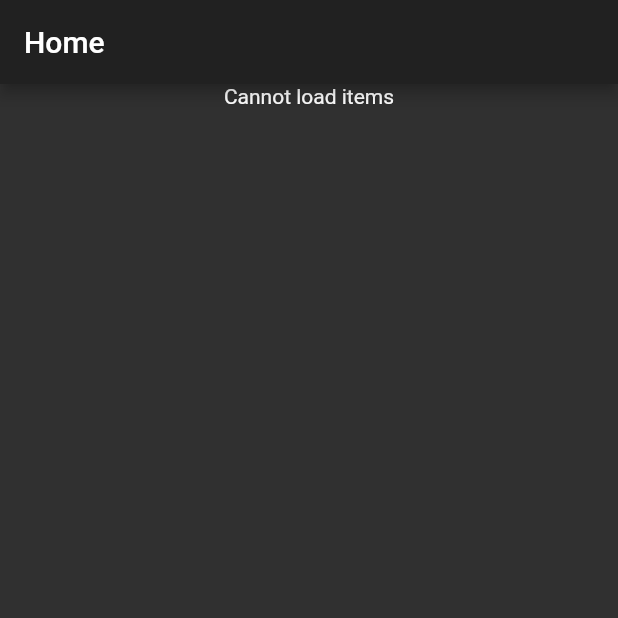
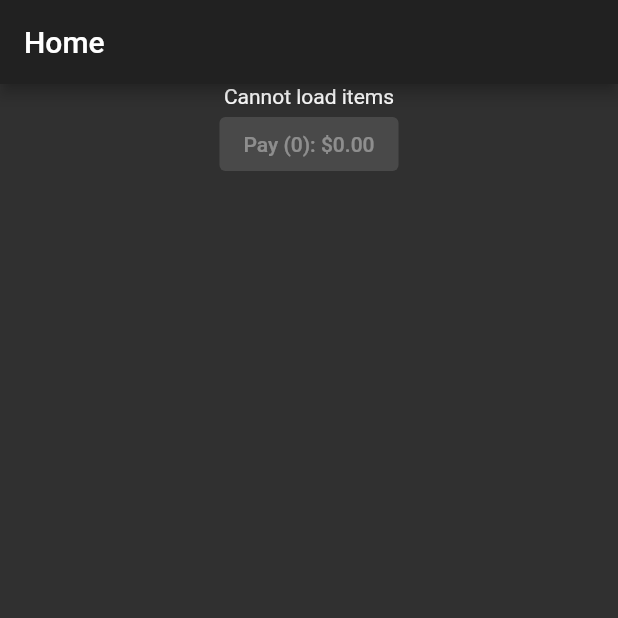
Before and after one commit to liraymond04/orders-app, a Flutter app: the screen it shows after launch, on a phone screen of 412 x 824 dp, the top half of it. Run offline on Flutter 3.47's test engine with Material 2 defaults, Android fonts, the light colour scheme and no system bars; our stand-ins replace cloud_firestore, firebase_core; accounts and stored records are empty.

Commit message:
Implemented payment button and screen

```diff
--- /dev/null
+++ b/lib/models/cart.dart
@@ -0,0 +1,34 @@
+import 'dart:collection';
+
+import 'package:flutter/cupertino.dart';
+import 'package:orders_app/models/item.dart';
+
+class Cart extends ChangeNotifier {
+  final List<Item> _items = [];
+
+  UnmodifiableListView<Item> get items => UnmodifiableListView(_items);
+
+  num get totalPrice {
+    num value = 0;
+    _items.forEach((item) {
+      value += item.price;
+    });
+    return value;
+  }
+
+  int get totalItems {
+    return _items.length;
+  }
+
+  void add(Item item) {
+    if (!_items.contains(item)) {
+      _items.add(item);
+    }
+    notifyListeners();
+  }
+
+  void remove(Item item) {
+    _items.remove(item);
+    notifyListeners();
+  }
+}
--- a/lib/screens/home.dart
+++ b/lib/screens/home.dart
@@ -1,7 +1,6 @@
 import 'package:flutter/material.dart';
-import 'package:orders_app/models/day.dart';
-import 'package:orders_app/services/database.dart';
-import 'package:orders_app/widgets/list_day.dart';
+import 'package:orders_app/widgets/list_widget.dart';
+import 'package:orders_app/widgets/pay_button.dart';
 
 import 'package:cloud_firestore/cloud_firestore.dart';
 
@@ -21,35 +20,10 @@ class _HomePageState extends State<HomePage> {
       appBar: AppBar(
         title: Text('Home'),
       ),
-      body:Column(
+      body: Column(
         children: <Widget>[
-          StreamBuilder(
-            stream: Database(firestore: widget.firestore).streamDays(),
-            builder: (BuildContext context, AsyncSnapshot<List<Day> > snapshot) {
-              if (snapshot.connectionState == ConnectionState.active) {
-                if (snapshot.data?.isEmpty ?? true) {
-                  return const Center(
-                    child: Text('Cannot load items'),
-                  );
-                }
-                return ListView.builder(
-                  shrinkWrap: true,
-                  itemCount: snapshot.data!.length,
-                  itemBuilder: (_, index) {
-                    return Column(
-                      children: <Widget>[
-                        Text(snapshot.data![index].name),
-                        ListDay(id: snapshot.data![index].id, firestore: widget.firestore),
-                      ],
-                    );
-                  },
-                );
-              }
-              return Center(
-                child: Text('Loading...'),
-              );
-            },
-          ),
+          ListWidget(firestore: widget.firestore),
+          PayButton(),
         ],
       ),
     );
--- a/lib/services/database.dart
+++ b/lib/services/database.dart
@@ -17,6 +17,7 @@ class Database {
         for (final DocumentSnapshot doc in query.docs) {
           retVal.add(Day.fromDocumentSnapshot(documentSnapshot: doc));
         }
+        retVal.sort((a, b) => a.order.compareTo(b.order));
         return retVal;
       });
     } catch (e) {
@@ -36,6 +37,7 @@ class Database {
         for (final DocumentSnapshot doc in query.docs) {
           retVal.add(Item.fromDocumentSnapshot(documentSnapshot: doc));
         }
+        retVal.sort((a, b) => a.order.compareTo(b.order));
         return retVal;
       });
     } catch (e) {
--- /dev/null
+++ b/lib/utils/constants.dart
@@ -0,0 +1,3 @@
+// import 'package:orders_app/models/cart.dart';
+
+// // final cart = Cart();
--- a/lib/widgets/list_day.dart
+++ b/lib/widgets/list_day.dart
@@ -29,6 +29,7 @@ class _ListDayState extends State<ListDay> {
               );
             }
             return ListView.builder(
+              physics: NeverScrollableScrollPhysics(),
               shrinkWrap: true,
               itemCount: snapshot.data!.length,
               itemBuilder: (_, index) {
--- /dev/null
+++ b/lib/widgets/list_widget.dart
@@ -0,0 +1,53 @@
+import 'package:flutter/material.dart';
+import 'package:orders_app/models/day.dart';
+import 'package:orders_app/services/database.dart';
+import 'package:orders_app/widgets/list_day.dart';
+
+import 'package:cloud_firestore/cloud_firestore.dart';
+
+
+class ListWidget extends StatefulWidget {
+  final FirebaseFirestore firestore;
+  const ListWidget({ Key? key, required this.firestore }) : super(key: key);
+
+  @override
+  ListWidgetState createState() => ListWidgetState();
+}
+
+class ListWidgetState extends State<ListWidget> {
+  @override
+  Widget build(BuildContext context) {
+    return StreamBuilder(
+      stream: Database(firestore: widget.firestore).streamDays(),
+      builder: (BuildContext context, AsyncSnapshot<List<Day> > snapshot) {
+        if (snapshot.connectionState == ConnectionState.active) {
+          if (snapshot.data?.isEmpty ?? true) {
+            return const Center(
+              child: Text('Cannot load items'),
+            );
+          }
+          return Expanded(
+            child: ListView.builder(
+              shrinkWrap: true,
+              itemCount: snapshot.data!.length,
+              itemBuilder: (_, index) {
+                return Column(
+                  children: <Widget>[
+                    Text(snapshot.data![index].name),
+                    ListDay(
+                      id: snapshot.data![index].id,
+                      firestore: widget.firestore,
+                    ),
+                  ],
+                );
+              },
+            ),
+          );
+        }
+        return Center(
+          child: Text('Loading...'),
+        );
+      },
+    );
+  }
+}
--- /dev/null
+++ b/lib/widgets/pay_button.dart
@@ -0,0 +1,33 @@
+import 'package:flutter/material.dart';
+import 'package:orders_app/models/cart.dart';
+import 'package:orders_app/screens/pay.dart';
+
+import 'package:provider/provider.dart';
+
+class PayButton extends StatefulWidget {
+  const PayButton({ Key? key }) : super(key: key);
+
+  @override
+  _PayButtonState createState() => _PayButtonState();
+}
+
+class _PayButtonState extends State<PayButton> {
+  @override
+  Widget build(BuildContext context) {
+    return Consumer<Cart>(
+      builder: (context, cart, child) {
+        return ElevatedButton(
+          onPressed: (cart.totalItems > 0) ? () {
+            Navigator.push(
+              context,
+              MaterialPageRoute(builder: (context) {
+                return PaymentPage();
+              }),
+            );
+          } : null,
+          child: Text('Pay (${cart.totalItems}): \$${cart.totalPrice.toStringAsFixed(2)}'),
+        );
+      },
+    );
+  }
+}
--- a/pubspec.yaml
+++ b/pubspec.yaml
@@ -27,6 +27,7 @@ dependencies:
   firebase_auth:
   cloud_firestore:
   lint:
+  provider:
 
 
   # The following adds the Cupertino Icons font to your application.
@@ -47,6 +48,10 @@ flutter:
   # included with your application, so that you can use the icons in
   # the material Icons class.
   uses-material-design: true
+  fonts:
+    - family:  OrdersApp
+      fonts:
+        - asset: fonts/OrdersApp.ttf
 
   # To add assets to your application, add an assets section, like this:
   # assets:
```
Also changed, not shown: lib/main.dart (+10 -1 lines), lib/orders_app_icons.dart (added, +27 -0 lines), lib/screens/item.dart (+27 -0 lines), lib/screens/pay.dart (+110 -0 lines), lib/widgets/list_item.dart (+21 -1 lines), fonts/OrdersApp.ttf (added), pubspec.lock.
